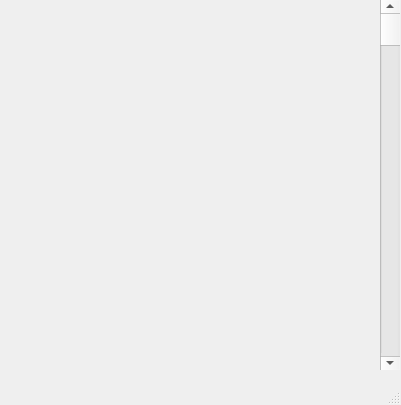
This is Lab6/windows/downloadwindow.ui in x-FIREFOUR-x/AlgoLab6 as Qt 5 draws it before an edit. The edited form follows.
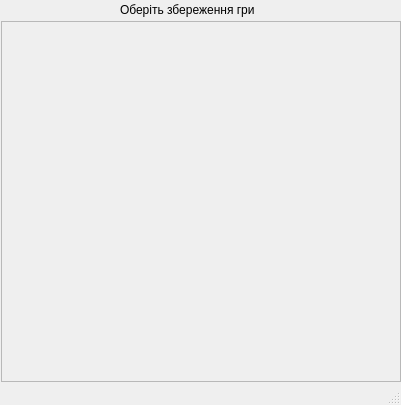
This is the edited form.

Commit message: scrollarea in downloadwindow

What changed in the file:
```diff
--- a/Lab6/windows/downloadwindow.ui
+++ b/Lab6/windows/downloadwindow.ui
@@ -14,17 +14,40 @@
    <string>MainWindow</string>
   </property>
   <widget class="QWidget" name="centralwidget">
-   <widget class="QScrollBar" name="verticalScrollBar">
+   <widget class="QScrollArea" name="scrollArea">
     <property name="geometry">
      <rect>
-      <x>380</x>
+      <x>1</x>
+      <y>21</y>
+      <width>400</width>
+      <height>361</height>
+     </rect>
+    </property>
+    <property name="widgetResizable">
+     <bool>true</bool>
+    </property>
+    <widget class="QWidget" name="scrollAreaWidgetContents">
+     <property name="geometry">
+      <rect>
+       <x>0</x>
+       <y>0</y>
+       <width>398</width>
+       <height>359</height>
+      </rect>
+     </property>
+    </widget>
+   </widget>
+   <widget class="QLabel" name="label">
+    <property name="geometry">
+     <rect>
+      <x>120</x>
       <y>0</y>
-      <width>20</width>
-      <height>370</height>
+      <width>151</width>
+      <height>20</height>
      </rect>
     </property>
-    <property name="orientation">
-     <enum>Qt::Vertical</enum>
+    <property name="text">
+     <string>Оберіть збереження гри </string>
     </property>
    </widget>
   </widget>
```
The commit also changes 3 other files.
